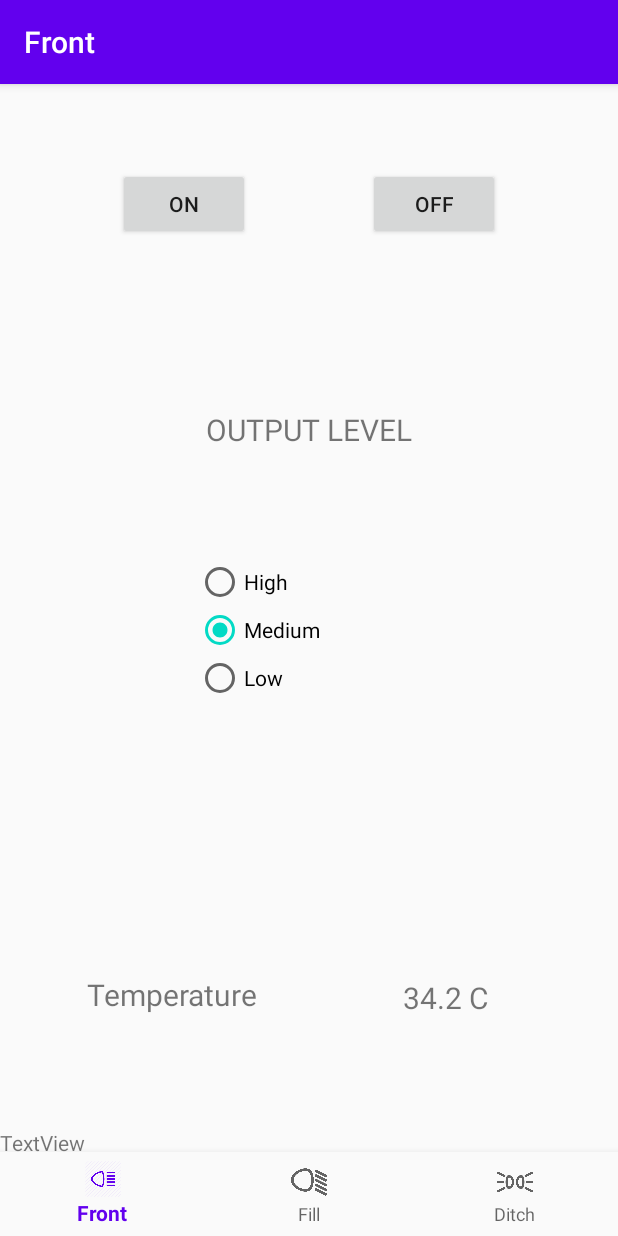
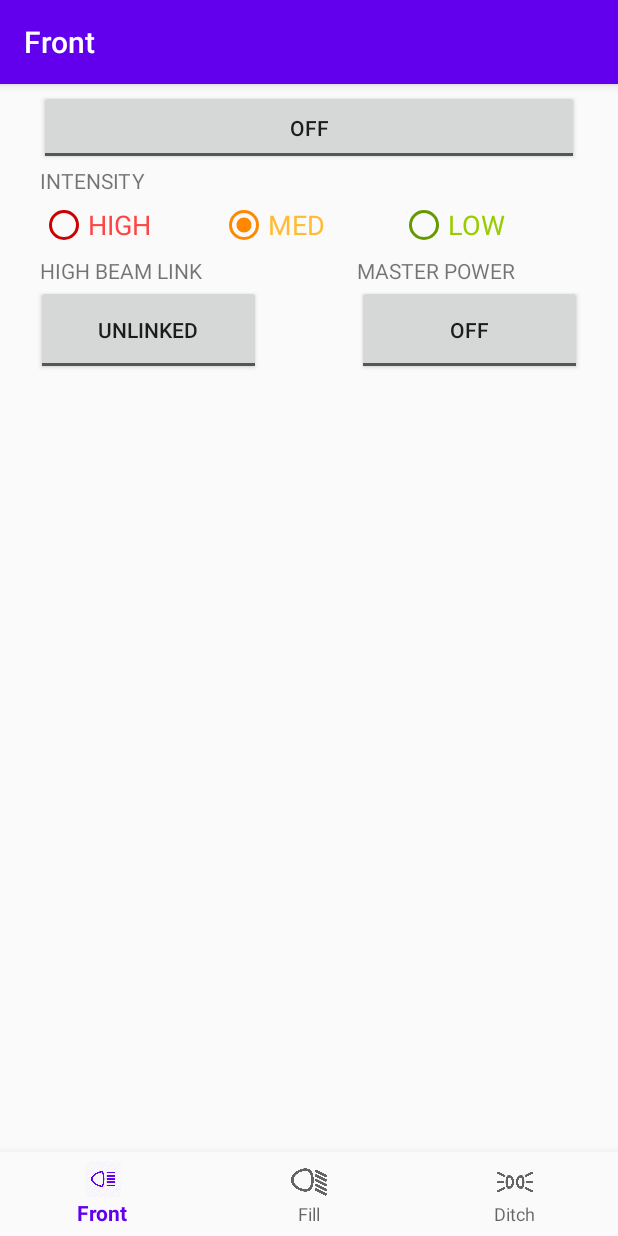
Before and after one commit to jctoledo/BarOfLight, an Android app: the screen it shows after launch (MainActivity), on a phone screen of 412 x 824 dp. Run offline under Robolectric (Android 15) with nearby library versions, the phone set to English and light mode, and no system bars; our stand-ins replace navigation-ui.

```diff
--- a/app/src/main/res/layout/activity_main.xml
+++ b/app/src/main/res/layout/activity_main.xml
@@ -4,8 +4,7 @@
     xmlns:tools="http://schemas.android.com/tools"
     android:id="@+id/container"
     android:layout_width="match_parent"
-    android:layout_height="match_parent"
-    android:paddingTop="?attr/actionBarSize">
+    android:layout_height="match_parent">
 
 
 
--- a/app/src/main/res/layout/fragment_front.xml
+++ b/app/src/main/res/layout/fragment_front.xml
@@ -18,128 +18,144 @@
         app:layout_constraintBottom_toBottomOf="parent"
         app:layout_constraintEnd_toEndOf="parent"
         app:layout_constraintHorizontal_bias="0.0"
+        app:layout_constraintStart_toStartOf="parent" />
+
+
+    <ToggleButton
+        android:id="@+id/powerTgl"
+        android:layout_width="360dp"
+        android:layout_height="50dp"
+        android:layout_marginTop="4dp"
+        app:layout_constraintEnd_toEndOf="parent"
+        app:layout_constraintHorizontal_bias="0.5"
         app:layout_constraintStart_toStartOf="parent"
-        app:layout_constraintTop_toBottomOf="@+id/on"
-        app:layout_constraintVertical_bias="0.947" />
+        app:layout_constraintTop_toTopOf="parent" />
 
-    <Button
-        android:id="@+id/on"
+    <ToggleButton
+        android:id="@+id/masterSwitch"
+        android:layout_width="150dp"
+        android:layout_height="60dp"
+        android:layout_marginEnd="24dp"
+        app:layout_constraintBottom_toBottomOf="@+id/beamLink"
+        app:layout_constraintEnd_toEndOf="parent"
+        app:layout_constraintTop_toTopOf="@+id/beamLink"
+        app:layout_constraintVertical_bias="1.0" />
+
+    <ToggleButton
+        android:id="@+id/beamLink"
+        android:layout_width="150dp"
+        android:layout_height="60dp"
+        android:layout_marginStart="24dp"
+        android:layout_marginTop="24dp"
+        android:textOff="UNLINKED"
+        android:textOn="LINKED"
+        app:layout_constraintStart_toStartOf="parent"
+        app:layout_constraintTop_toBottomOf="@+id/BarOutput" />
+
+    <androidx.constraintlayout.widget.Guideline
+        android:id="@+id/guideline"
         android:layout_width="wrap_content"
         android:layout_height="wrap_content"
-        android:text="On"
-        app:layout_constraintEnd_toStartOf="@+id/off"
-        app:layout_constraintHorizontal_bias="0.5"
-        app:layout_constraintStart_toStartOf="parent"
-        tools:layout_editor_absoluteY="32dp" />
+        android:orientation="horizontal"
+        app:layout_constraintGuide_begin="-5dp" />
 
-    <Button
-        android:id="@+id/off"
+    <TextView
+        android:id="@+id/powerLabel"
         android:layout_width="wrap_content"
         android:layout_height="wrap_content"
-        android:text="Off"
-        app:layout_constraintBottom_toBottomOf="@+id/on"
-        app:layout_constraintEnd_toEndOf="parent"
-        app:layout_constraintHorizontal_bias="0.5"
-        app:layout_constraintStart_toEndOf="@+id/on"
-        app:layout_constraintTop_toTopOf="@+id/on" />
+        android:layout_marginBottom="4dp"
+        android:text="INTENSITY"
+        app:layout_constraintBottom_toTopOf="@+id/BarOutput"
+        app:layout_constraintStart_toStartOf="@+id/BarOutput" />
 
     <RadioGroup
         android:id="@+id/BarOutput"
-        android:layout_width="151dp"
-        android:layout_height="112dp"
-
+        android:layout_width="360dp"
+        android:layout_height="wrap_content"
+        android:layout_marginTop="24dp"
         android:checkedButton="@+id/radioMedium"
-
-        app:layout_constraintBottom_toTopOf="@+id/text_home"
+        android:orientation="horizontal"
         app:layout_constraintEnd_toEndOf="parent"
+        app:layout_constraintHorizontal_bias="0.509"
         app:layout_constraintStart_toStartOf="parent"
-        app:layout_constraintTop_toBottomOf="@+id/on"
-        app:layout_constraintVertical_bias="0.432">
+        app:layout_constraintTop_toBottomOf="@+id/powerTgl">
 
         <RadioButton
             android:id="@+id/radioHigh"
-            android:layout_width="match_parent"
+            android:layout_width="120dp"
             android:layout_height="wrap_content"
-            android:text="High" />
+            android:buttonTint="@android:color/holo_red_dark"
+            android:text="HIGH"
+            android:textColor="@android:color/holo_red_light"
+            android:textSize="18sp" />
 
         <RadioButton
             android:id="@+id/radioMedium"
-            android:layout_width="match_parent"
+            android:layout_width="120dp"
             android:layout_height="wrap_content"
-            android:text="Medium" />
+            android:buttonTint="@android:color/holo_orange_dark"
+            android:text="MED"
+            android:textColor="@android:color/holo_orange_light"
+            android:textSize="18sp" />
 
         <RadioButton
             android:id="@+id/radioLow"
-            android:layout_width="match_parent"
+            android:layout_width="120dp"
             android:layout_height="wrap_content"
-            android:text="Low" />
+            android:buttonTint="@android:color/holo_green_dark"
+            android:text="LOW"
+            android:textColor="@android:color/holo_green_light"
+            android:textSize="18sp" />
     </RadioGroup>
 
     <TextView
-        android:id="@+id/editTextTextPersonName"
+        android:id="@+id/textView3"
         android:layout_width="wrap_content"
         android:layout_height="wrap_content"
-        android:ems="10"
-        android:textAlignment="center"
-        android:textSize="20sp"
-        android:layout_marginTop="40dp"
-
-        android:text="OUTPUT LEVEL"
-        app:layout_constraintBottom_toTopOf="@+id/BarOutput"
-        app:layout_constraintEnd_toEndOf="parent"
-        app:layout_constraintHorizontal_bias="0.5"
-        app:layout_constraintStart_toStartOf="parent"
-        app:layout_constraintTop_toBottomOf="@+id/on" />
+        android:text="MASTER POWER"
+        app:layout_constraintBottom_toTopOf="@+id/masterSwitch"
+        app:layout_constraintStart_toStartOf="@+id/masterSwitch" />
 
     <TextView
-        android:id="@+id/temperature"
-        android:layout_width="139dp"
-        android:layout_height="49dp"
-        android:layout_marginTop="40dp"
-        android:ems="10"
-        android:text="Temperature"
-        android:textAlignment="center"
-        android:textSize="20sp"
-        app:layout_constraintBottom_toBottomOf="parent"
-        app:layout_constraintEnd_toStartOf="@+id/temperatureValue"
-        app:layout_constraintHorizontal_bias="0.5"
-        app:layout_constraintStart_toStartOf="parent"
-        app:layout_constraintTop_toBottomOf="@+id/BarOutput" />
-
-    <TextView
-        android:id="@+id/temperatureValue"
-        android:layout_width="139dp"
-        android:layout_height="49dp"
-        android:layout_marginTop="44dp"
-        android:ems="10"
-        android:text="34.2 C"
-        android:textAlignment="center"
-        android:textSize="20sp"
-        app:layout_constraintBottom_toBottomOf="parent"
-        app:layout_constraintEnd_toEndOf="parent"
-        app:layout_constraintHorizontal_bias="0.5"
-        app:layout_constraintStart_toEndOf="@+id/temperature"
-        app:layout_constraintTop_toBottomOf="@+id/BarOutput" />
-
-    <TextView
-        android:id="@+id/textView2"
+        android:id="@+id/textView4"
         android:layout_width="wrap_content"
         android:layout_height="wrap_content"
-        android:text="TextView"
-        app:layout_constraintBottom_toBottomOf="parent"
-        app:layout_constraintTop_toBottomOf="@+id/temperature"
-        tools:layout_editor_absoluteX="78dp" />
+        android:text="HIGH BEAM LINK"
+        app:layout_constraintBottom_toTopOf="@+id/beamLink"
+        app:layout_constraintStart_toStartOf="@+id/powerLabel" />
 
-    <!--    <TextView-->
-    <!--        android:id="@+id/textView"-->
-    <!--        android:layout_width="96dp"-->
-    <!--        android:layout_height="16dp"-->
-    <!--        android:text="0.0 C"-->
-    <!--        android:ems="10"-->
-    <!--        app:layout_constraintEnd_toEndOf="parent"-->
-    <!--        app:layout_constraintHorizontal_bias="0.5"-->
-    <!--        app:layout_constraintStart_toEndOf="@+id/temperature"-->
-    <!--        tools:layout_editor_absoluteY="336dp" />-->
+    <!--    <androidx.recyclerview.widget.RecyclerView-->
+    <!--        android:layout_width="match_parent"-->
+    <!--        android:layout_height="wrap_content"-->
+    <!--        >-->
+
+    <!--    </androidx.recyclerview.widget.RecyclerView>-->
+
+    <!--    <androidx.cardview.widget.CardView-->
+    <!--        android:layout_width="409dp"-->
+    <!--        android:layout_height="wrap_content"-->
+    <!--        app:cardElevation="10dp"-->
+    <!--        app:cardCornerRadius="20dp"-->
+    <!--        android:layout_margin="10dp"-->
+    <!--        app:cardBackgroundColor="@android:color/white"-->
+    <!--        app:cardMaxElevation="12dp"-->
+    <!--        app:cardPreventCornerOverlap="true"-->
+    <!--        app:cardUseCompatPadding="true"-->
+    <!--        app:layout_constraintBottom_toTopOf="@+id/text_home"-->
+    <!--        app:layout_constraintTop_toBottomOf="@+id/toggleButton"-->
+    <!--        tools:layout_editor_absoluteX="1dp"-->
+    <!--        >-->
+    <!--        <TextView-->
+    <!--        android:layout_width="wrap_content"-->
+    <!--        android:layout_height="wrap_content"-->
+    <!--        android:text="@string/app_name"-->
+    <!--        android:layout_gravity="bottom|center_horizontal"-->
+    <!--        android:layout_marginTop="20dp"-->
+    <!--        android:layout_marginBottom="20dp"-->
+    <!--        android:textSize="20sp"-->
+    <!--        android:textStyle="bold"-->
+    <!--        />-->
+    <!--    </androidx.cardview.widget.CardView>-->
 
 
 </androidx.constraintlayout.widget.ConstraintLayout>
```
Also changed, not shown: app/src/main/res/drawable/light_bulb_black.xml (added, +9 -0 lines), app/src/main/res/drawable/light_bulb_green.xml (added, +9 -0 lines), app/src/main/res/drawable/light_bulb_red.xml (added, +9 -0 lines), app/src/main/res/drawable/wifi_disconected.xml (added, +24 -0 lines), app/src/main/res/layout/rowlayout.xml (added, +47 -0 lines).
